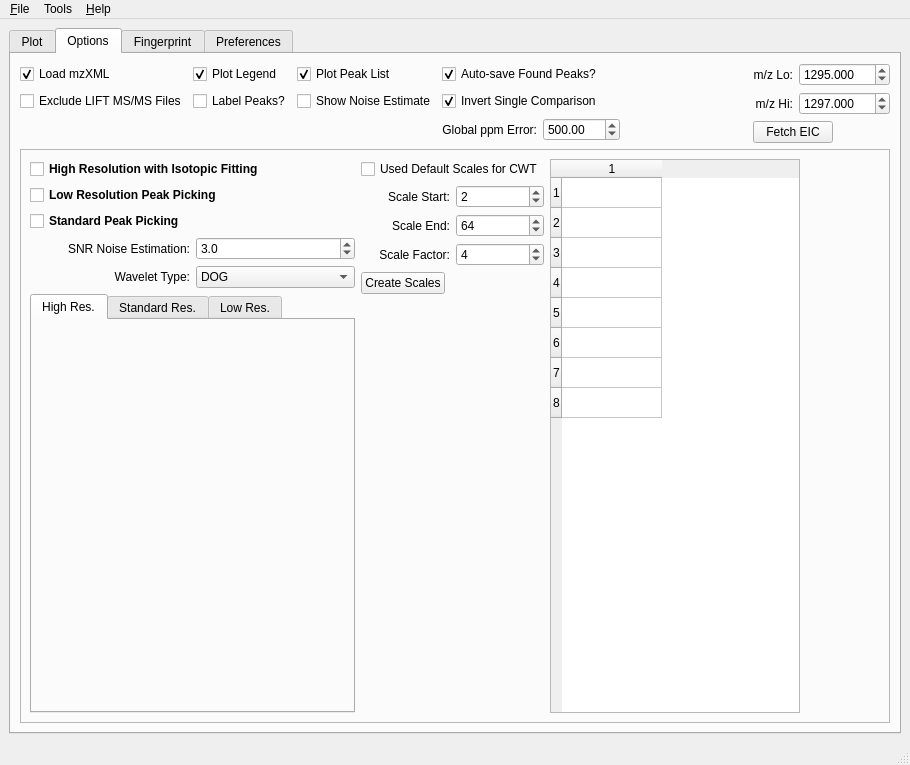
First picture: the form in SimpleView/main.ui, repository mfitzp/toolz, before the edit.
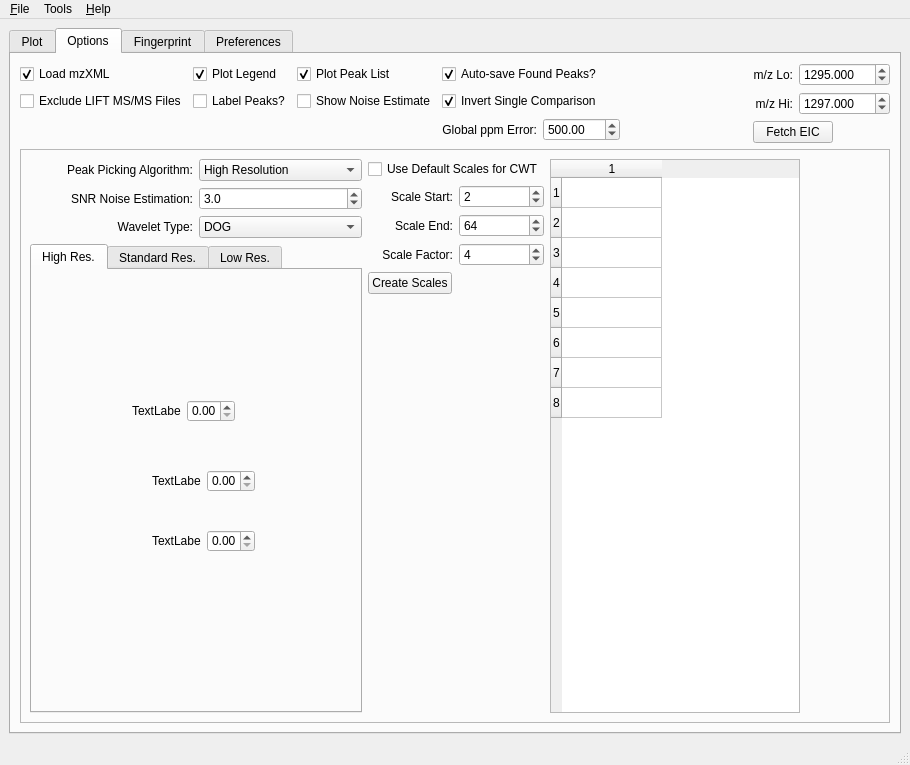
Second picture: the form after the edit. The open tabs and pages were chosen to show the change. Icons and pictures are not drawn. Custom widgets are drawn as their Qt base class.

The edit to the form file:
```diff
--- a/SimpleView/main.ui
+++ b/SimpleView/main.ui
@@ -18,7 +18,7 @@
   </property>
   <widget class="QWidget" name="centralwidget" >
    <layout class="QGridLayout" >
-    <item row="0" column="0" >
+    <item row="0" column="1" >
      <widget class="QTabWidget" name="tabWidget" >
       <property name="enabled" >
        <bool>true</bool>
@@ -530,7 +530,7 @@
        <attribute name="title" >
         <string>Options</string>
        </attribute>
-       <layout class="QVBoxLayout" name="verticalLayout_7" >
+       <layout class="QVBoxLayout" name="verticalLayout_8" >
         <item>
          <layout class="QHBoxLayout" name="horizontalLayout_3" >
           <item>
@@ -818,51 +818,45 @@
           <property name="midLineWidth" >
            <number>2</number>
           </property>
-          <layout class="QGridLayout" name="gridLayout_2" >
-           <item row="0" column="0" >
+          <layout class="QVBoxLayout" name="verticalLayout_7" >
+           <item>
             <layout class="QHBoxLayout" name="horizontalLayout_2" >
              <item>
               <layout class="QVBoxLayout" name="verticalLayout_6" >
                <item>
                 <layout class="QVBoxLayout" name="verticalLayout" >
                  <item>
-                  <widget class="QCheckBox" name="hiResPP_CB" >
-                   <property name="font" >
-                    <font>
-                     <weight>75</weight>
-                     <bold>true</bold>
-                    </font>
-                   </property>
-                   <property name="text" >
-                    <string>High Resolution with Isotopic Fitting</string>
-                   </property>
-                  </widget>
-                 </item>
-                 <item>
-                  <widget class="QCheckBox" name="lowResPP_CB" >
-                   <property name="font" >
-                    <font>
-                     <weight>75</weight>
-                     <bold>true</bold>
-                    </font>
-                   </property>
-                   <property name="text" >
-                    <string>Low Resolution Peak Picking</string>
-                   </property>
-                  </widget>
-                 </item>
-                 <item>
-                  <widget class="QCheckBox" name="standardResPP_CB" >
-                   <property name="font" >
-                    <font>
-                     <weight>75</weight>
-                     <bold>true</bold>
-                    </font>
-                   </property>
-                   <property name="text" >
-                    <string>Standard Peak Picking</string>
-                   </property>
-                  </widget>
+                  <layout class="QHBoxLayout" name="_2" >
+                   <item>
+                    <widget class="QLabel" name="label_20" >
+                     <property name="text" >
+                      <string>Peak Picking Algorithm:</string>
+                     </property>
+                     <property name="alignment" >
+                      <set>Qt::AlignRight|Qt::AlignTrailing|Qt::AlignVCenter</set>
+                     </property>
+                    </widget>
+                   </item>
+                   <item>
+                    <widget class="QComboBox" name="peakPick_CB" >
+                     <item>
+                      <property name="text" >
+                       <string>High Resolution</string>
+                      </property>
+                     </item>
+                     <item>
+                      <property name="text" >
+                       <string>Standard Resolution</string>
+                      </property>
+                     </item>
+                     <item>
+                      <property name="text" >
+                       <string>Low Resolution</string>
+                      </property>
+                     </item>
+                    </widget>
+                   </item>
+                  </layout>
                  </item>
                  <item>
                   <layout class="QHBoxLayout" >
@@ -960,6 +954,72 @@
                   <attribute name="title" >
                    <string>High Res.</string>
                   </attribute>
+                  <widget class="QWidget" name="layoutWidget_3" >
+                   <property name="geometry" >
+                    <rect>
+                     <x>120</x>
+                     <y>200</y>
+                     <width>103</width>
+                     <height>22</height>
+                    </rect>
+                   </property>
+                   <layout class="QHBoxLayout" name="horizontalLayout_6" >
+                    <item>
+                     <widget class="QLabel" name="label_32" >
+                      <property name="text" >
+                       <string>TextLabel</string>
+                      </property>
+                     </widget>
+                    </item>
+                    <item>
+                     <widget class="QDoubleSpinBox" name="doubleSpinBox_2" />
+                    </item>
+                   </layout>
+                  </widget>
+                  <widget class="QWidget" name="layoutWidget_4" >
+                   <property name="geometry" >
+                    <rect>
+                     <x>120</x>
+                     <y>260</y>
+                     <width>103</width>
+                     <height>22</height>
+                    </rect>
+                   </property>
+                   <layout class="QHBoxLayout" name="horizontalLayout_7" >
+                    <item>
+                     <widget class="QLabel" name="label_33" >
+                      <property name="text" >
+                       <string>TextLabel</string>
+                      </property>
+                     </widget>
+                    </item>
+                    <item>
+                     <widget class="QDoubleSpinBox" name="doubleSpinBox_3" />
+                    </item>
+                   </layout>
+                  </widget>
+                  <widget class="QWidget" name="" >
+                   <property name="geometry" >
+                    <rect>
+                     <x>100</x>
+                     <y>130</y>
+                     <width>103</width>
+                     <height>22</height>
+                    </rect>
+                   </property>
+                   <layout class="QHBoxLayout" name="horizontalLayout_5" >
+                    <item>
+                     <widget class="QLabel" name="label_31" >
+                      <property name="text" >
+                       <string>TextLabel</string>
+                      </property>
+                     </widget>
+                    </item>
+                    <item>
+                     <widget class="QDoubleSpinBox" name="doubleSpinBox" />
+                    </item>
+                   </layout>
+                  </widget>
                  </widget>
                  <widget class="QWidget" name="tab_6" >
                   <attribute name="title" >
@@ -1390,7 +1450,7 @@
                  <item>
                   <widget class="QCheckBox" name="useDefaultScale_CB" >
                    <property name="text" >
-                    <string>Used Default Scales for CWT</string>
+                    <string>Use Default Scales for CWT</string>
                    </property>
                    <property name="checked" >
                     <bool>false</bool>
```
Left out of the diff: 46 changed lines with no effect on the pictures.
